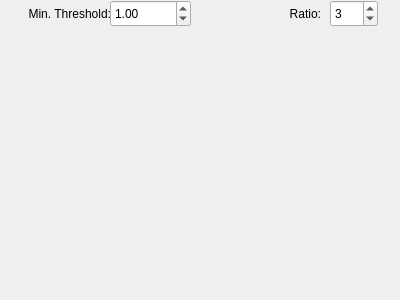
First picture: the form in src/canny.ui, repository buzzcz/ZVI, before the edit.
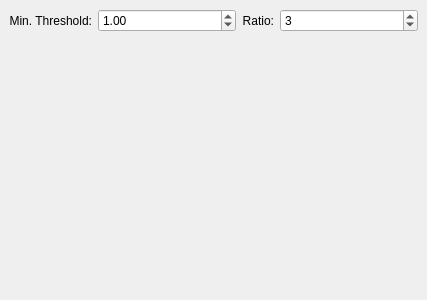
Second picture: the form after the edit.

Commit message: Added layouts to windows

Patch:
```diff
--- a/src/canny.ui
+++ b/src/canny.ui
@@ -6,7 +6,7 @@
    <rect>
     <x>0</x>
     <y>0</y>
-    <width>400</width>
+    <width>427</width>
     <height>300</height>
    </rect>
   </property>
@@ -14,43 +14,32 @@
    <string>Canny Edge Detection</string>
   </property>
   <widget class="QWidget" name="centralwidget">
-   <widget class="QLabel" name="label">
-    <property name="geometry">
-     <rect>
-      <x>0</x>
-      <y>30</y>
-      <width>411</width>
-      <height>271</height>
-     </rect>
-    </property>
-    <property name="text">
-     <string/>
-    </property>
-   </widget>
+   <layout class="QVBoxLayout" name="verticalLayout" stretch="1,3">
+    <item>
+     <layout class="QHBoxLayout" name="horizontalLayout">
+      <item>
    <widget class="QLabel" name="label_2">
-    <property name="geometry">
-     <rect>
-      <x>0</x>
-      <y>0</y>
-      <width>111</width>
-      <height>21</height>
-     </rect>
+        <property name="sizePolicy">
+         <sizepolicy hsizetype="Minimum" vsizetype="Preferred">
+          <horstretch>0</horstretch>
+          <verstretch>0</verstretch>
+         </sizepolicy>
     </property>
     <property name="text">
      <string>Min. Threshold:</string>
     </property>
     <property name="alignment">
-     <set>Qt::AlignBottom|Qt::AlignRight|Qt::AlignTrailing</set>
-    </property>
-   </widget>
+         <set>Qt::AlignRight|Qt::AlignTrailing|Qt::AlignVCenter</set>
+        </property>
+       </widget>
+      </item>
+      <item>
    <widget class="QDoubleSpinBox" name="MinSpinBox">
-    <property name="geometry">
-     <rect>
-      <x>110</x>
-      <y>0</y>
-      <width>81</width>
-      <height>27</height>
-     </rect>
+        <property name="sizePolicy">
+         <sizepolicy hsizetype="Expanding" vsizetype="Fixed">
+          <horstretch>0</horstretch>
+          <verstretch>0</verstretch>
+         </sizepolicy>
     </property>
     <property name="minimum">
      <double>0.010000000000000</double>
@@ -65,30 +54,30 @@
      <double>1.000000000000000</double>
     </property>
    </widget>
+      </item>
+      <item>
    <widget class="QLabel" name="label_3">
-    <property name="geometry">
-     <rect>
-      <x>210</x>
-      <y>0</y>
-      <width>111</width>
-      <height>21</height>
-     </rect>
+        <property name="sizePolicy">
+         <sizepolicy hsizetype="Minimum" vsizetype="Preferred">
+          <horstretch>0</horstretch>
+          <verstretch>0</verstretch>
+         </sizepolicy>
     </property>
     <property name="text">
      <string>Ratio:</string>
     </property>
     <property name="alignment">
-     <set>Qt::AlignBottom|Qt::AlignRight|Qt::AlignTrailing</set>
-    </property>
-   </widget>
+         <set>Qt::AlignRight|Qt::AlignTrailing|Qt::AlignVCenter</set>
+        </property>
+       </widget>
+      </item>
+      <item>
    <widget class="QSpinBox" name="RatioSpinBox">
-    <property name="geometry">
-     <rect>
-      <x>330</x>
-      <y>0</y>
-      <width>48</width>
-      <height>27</height>
-     </rect>
+        <property name="sizePolicy">
+         <sizepolicy hsizetype="Expanding" vsizetype="Fixed">
+          <horstretch>0</horstretch>
+          <verstretch>0</verstretch>
+         </sizepolicy>
     </property>
     <property name="minimum">
      <number>1</number>
@@ -100,6 +89,23 @@
      <number>3</number>
     </property>
    </widget>
+      </item>
+     </layout>
+    </item>
+    <item>
+     <widget class="QLabel" name="label">
+      <property name="sizePolicy">
+       <sizepolicy hsizetype="Expanding" vsizetype="Expanding">
+        <horstretch>0</horstretch>
+        <verstretch>0</verstretch>
+       </sizepolicy>
+      </property>
+      <property name="text">
+       <string/>
+      </property>
+     </widget>
+    </item>
+   </layout>
   </widget>
  </widget>
  <resources/>
```
Lines whose indentation alone changed are shown as unchanged. The commit also changes 6 other files.
